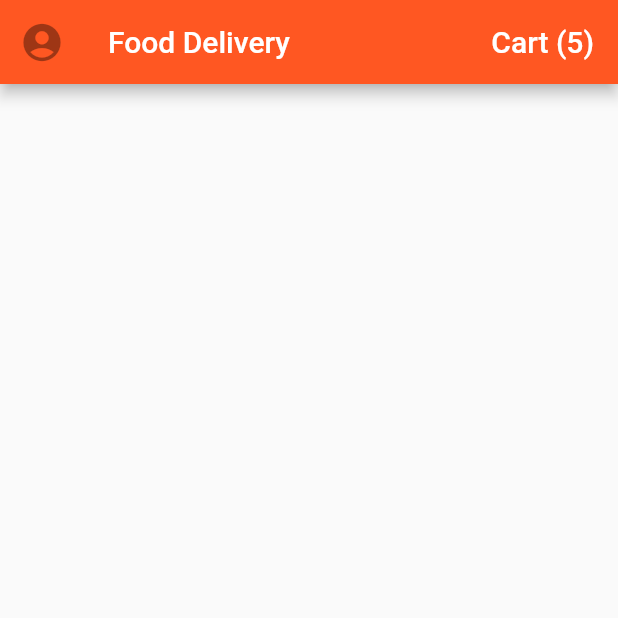
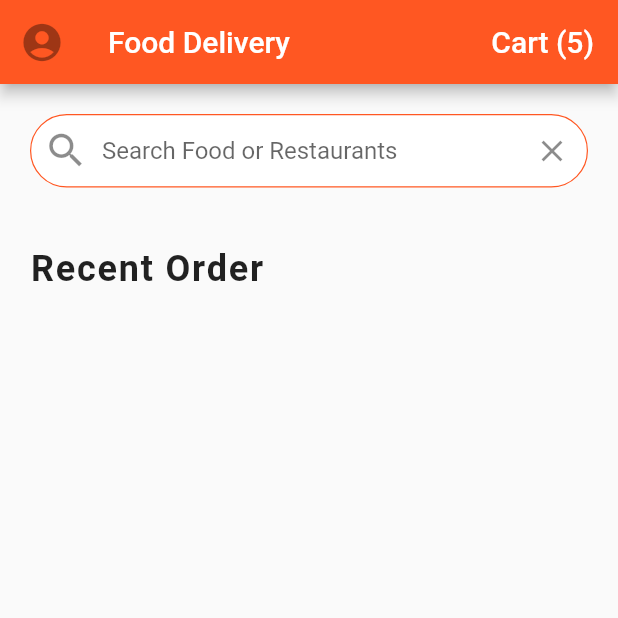
Before and after one commit to sumithpdd/flutterworkshopfooddelivery, a Flutter app: the screen it shows after launch, on a phone screen of 412 x 824 dp, the top half of it. Run offline on Flutter 3.47's test engine with Material 2 defaults, Android fonts, the phone set to English and light mode, and no system bars.

Commit message:
Search with Recent Orders

```diff
--- a/food_delivery/lib/screens/home_screen.dart
+++ b/food_delivery/lib/screens/home_screen.dart
@@ -1,5 +1,7 @@
 import 'package:flutter/material.dart';
 import 'package:food_delivery/data/data.dart';
+import 'package:food_delivery/helpers/style.dart';
+import 'package:food_delivery/widgets/recent_orders.dart';
 
 class HomeScreen extends StatefulWidget {
   @override
@@ -30,6 +32,36 @@ class _HomeScreenState extends State<HomeScreen> {
           )
         ],
       ),
+      body: ListView(
+        children: [
+          Padding(
+            padding: const EdgeInsets.all(20.0),
+            child: TextField(
+              decoration: InputDecoration(
+                  contentPadding: EdgeInsets.symmetric(vertical: 15.0),
+                  fillColor: white,
+                  filled: true,
+                  border: OutlineInputBorder(
+                    borderRadius: BorderRadius.circular(30),
+                    borderSide: BorderSide(width: 0.8),
+                  ),
+                  enabledBorder: OutlineInputBorder(
+                    borderRadius: BorderRadius.circular(30.0),
+                    borderSide: BorderSide(
+                        width: 0.8, color: Theme.of(context).primaryColor),
+                  ),
+                  hintText: 'Search Food or Restaurants',
+                  prefixIcon: Icon(
+                    Icons.search,
+                    size: 30.0,
+                  ),
+                  suffixIcon:
+                      IconButton(icon: Icon(Icons.clear), onPressed: () {})),
+            ),
+          ),
+          RecentOrders(),
+        ],
+      ),
     );
   }
 }
--- /dev/null
+++ b/food_delivery/lib/widgets/recent_orders.dart
@@ -0,0 +1,23 @@
+import 'package:flutter/material.dart';
+
+class RecentOrders extends StatelessWidget {
+  @override
+  Widget build(BuildContext context) {
+    return Column(
+      crossAxisAlignment: CrossAxisAlignment.start,
+      children: [
+        Padding(
+          padding: const EdgeInsets.all(20.0),
+          child: Text(
+            'Recent Order',
+            style: TextStyle(
+              fontSize: 24.0,
+              fontWeight: FontWeight.w600,
+              letterSpacing: 1.2,
+            ),
+          ),
+        ),
+      ],
+    );
+  }
+}
```
